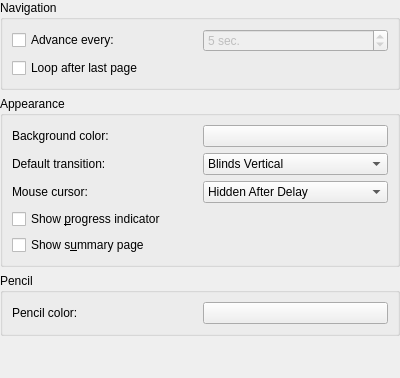
Above: conf/dlgpresentationbase.ui from KDE/okular before the change. Below: the same form after it.
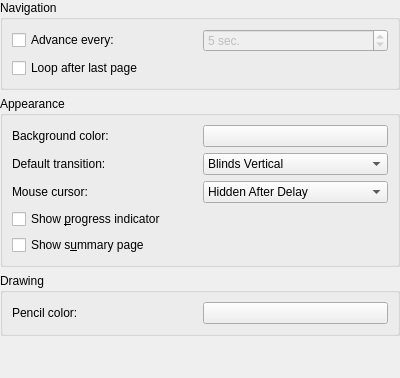
That is the form after the change. Custom widgets are drawn as their Qt base class.

Diff of the .ui file:
```diff
--- a/conf/dlgpresentationbase.ui
+++ b/conf/dlgpresentationbase.ui
@@ -247,7 +247,7 @@
    <item>
     <widget class="QGroupBox" name="groupBox_3" >
      <property name="title" >
-      <string>Pencil</string>
+      <string>Drawing</string>
      </property>
      <layout class="QVBoxLayout" >
       <property name="margin" >
```
